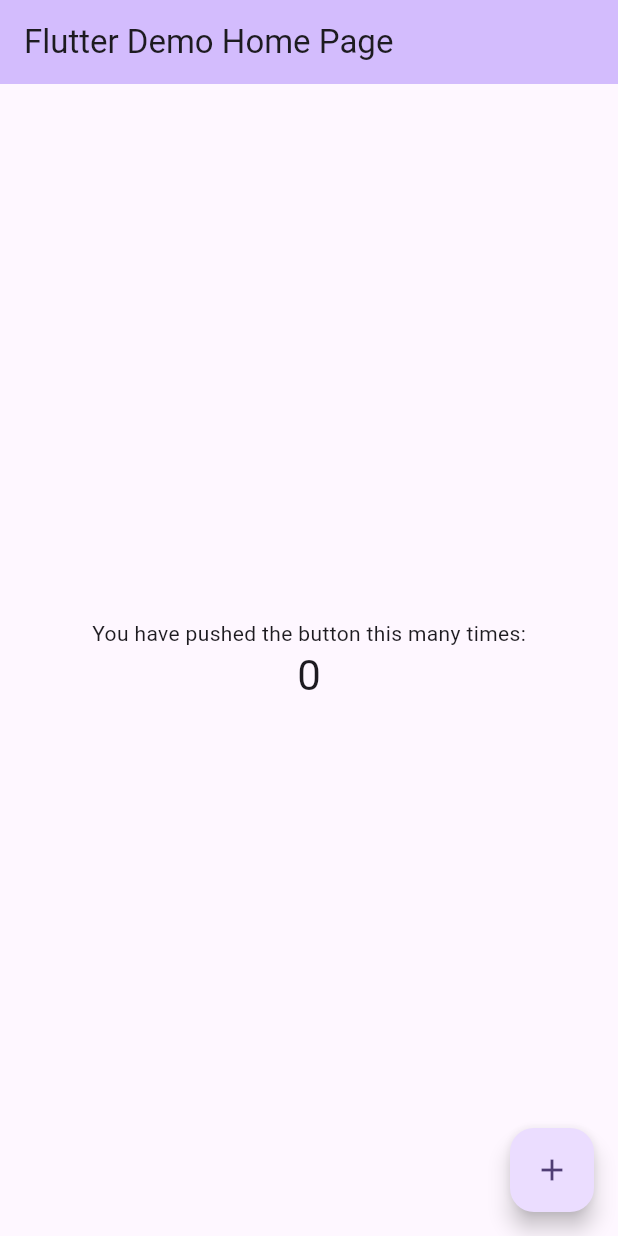
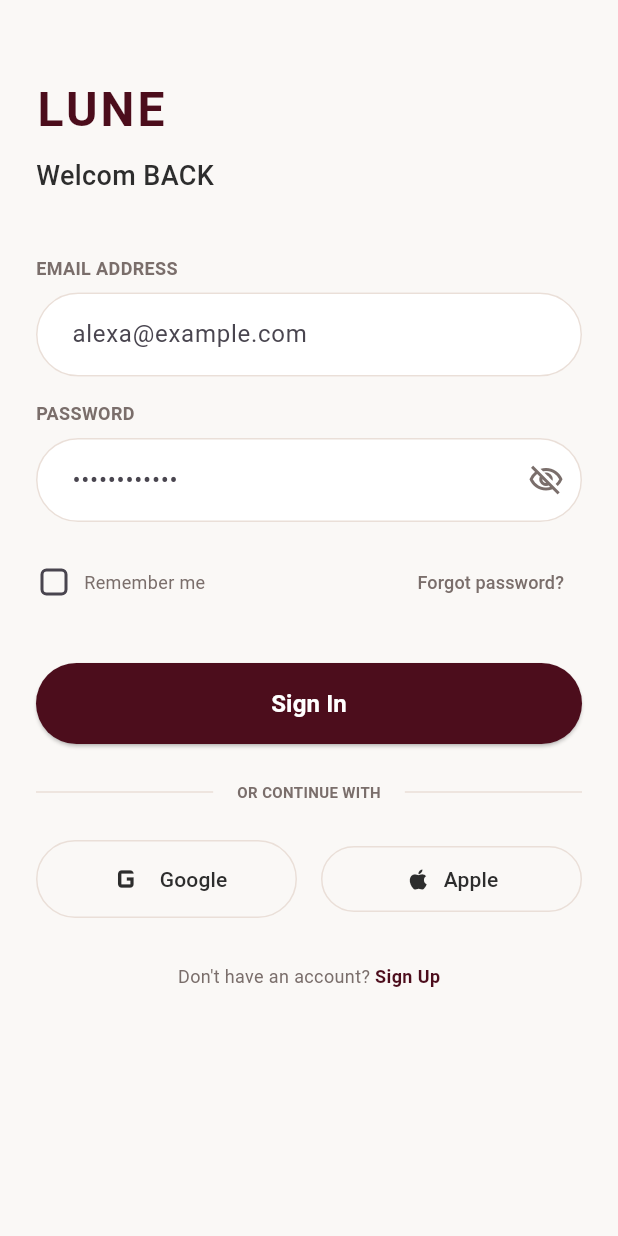
Before and after one commit to mariam292/lune-ecommerce-app, a Flutter app: the screen it shows after launch, on a phone screen of 412 x 824 dp. Run offline on Flutter 3.47's test engine with Material 3 defaults, Android fonts, the light colour scheme and no system bars.

Commit message:
Update main.dart to load LoginScreen

```diff
--- a/lib/features/authentications/presentation/screens/login_screen.dart
+++ b/lib/features/authentications/presentation/screens/login_screen.dart
@@ -0,0 +1,246 @@
+import 'package:flutter/material.dart';
+import '../../../../core/app_colors.dart';
+import '../widgets/custom_text_field.dart';
+class LoginScreen extends StatefulWidget {
+  const LoginScreen({super.key});
+
+  @override
+  State<LoginScreen> createState() => _LoginScreenState();
+}
+
+class _LoginScreenState extends State<LoginScreen> {
+  bool remember = false;
+  bool isPasswordHidden = true;
+
+  @override
+  Widget build(BuildContext context) {
+    return Scaffold(
+      backgroundColor: AppColors.backGroundColor,
+      body: SafeArea(
+        child: SingleChildScrollView(
+          padding: const EdgeInsets.symmetric(horizontal: 24, vertical: 20),
+          child: Column(
+            crossAxisAlignment: CrossAxisAlignment.start,
+            children: [
+              const SizedBox(height: 30),
+              const Text(
+                'LUNE',
+                style: TextStyle(
+                  fontSize: 32,
+                  fontWeight: FontWeight.bold,
+                  color: AppColors.primaryColor,
+                  letterSpacing: 2,
+                ),
+              ),
+              const SizedBox(height: 8),
+              const Text(
+                'Welcom BACK',
+                style: TextStyle(
+                  fontSize: 18,
+                  fontWeight: FontWeight.w500,
+                  color: AppColors.blackColor,
+                ),
+              ),
+              const SizedBox(height: 40),
+
+              // استخدام الـ Custom Widget للإيميل
+              CustomTextField(
+                label: 'EMAIL ADDRESS',
+                hintText: 'alexa@example.com',
+              ),
+
+              const SizedBox(height: 16),
+
+              // استخدام الـ Custom Widget للباسورد
+              CustomTextField(
+                label: 'PASSWORD',
+                hintText: '••••••••••••',
+                isPassword: true,
+                isPasswordHidden: isPasswordHidden,
+                onSuffixTap: () {
+                  setState(() {
+                    isPasswordHidden = !isPasswordHidden;
+                  });
+                },
+              ),
+
+              const SizedBox(height: 16),
+
+              // صف تذكرني وفلست كلمة المرور
+              Row(
+                mainAxisAlignment: MainAxisAlignment.spaceBetween,
+                children: [
+                  Row(
+                    children: [
+                      SizedBox(
+                        height: 24,
+                        width: 24,
+                        child: Checkbox(
+                          value: remember,
+                          onChanged: (value) {
+                            setState(() {
+                              remember = value!;
+                            });
+                          },
+                          activeColor: AppColors.primaryColor,
+                          shape: RoundedRectangleBorder(
+                            borderRadius: BorderRadius.circular(4),
+                          ),
+                        ),
+                      ),
+                      const SizedBox(width: 8),
+                      const Text(
+                        'Remember me',
+                        style: TextStyle(
+                          fontSize: 12,
+                          color: AppColors.color7A6E6B,
+                        ),
+                      ),
+                    ],
+                  ),
+                  TextButton(
+                    onPressed: () {},
+                    child: const Text(
+                      'Forgot password?',
+                      style: TextStyle(
+                        fontSize: 12,
+                        color: AppColors.color7A6E6B,
+                      ),
+                    ),
+                  ),
+                ],
+              ),
+
+              const SizedBox(height: 30),
+
+              // زرار تسجيل الدخول
+              SizedBox(
+                width: double.infinity,
+                height: 54,
+                child: ElevatedButton(
+                  onPressed: () {},
+                  style: ElevatedButton.styleFrom(
+                    backgroundColor: AppColors.primaryColor,
+                    shape: RoundedRectangleBorder(
+                      borderRadius: BorderRadius.circular(30),
+                    ),
+                  ),
+                  child: const Text(
+                    'Sign In',
+                    style: TextStyle(
+                      fontSize: 16,
+                      fontWeight: FontWeight.bold,
+                      color: AppColors.whiteColor,
+                    ),
+                  ),
+                ),
+              ),
+
+              const SizedBox(height: 24),
+
+              // الخط الفاصل OR CONTINUE WITH
+              Row(
+                children: [
+                  const Expanded(
+                    child: Divider(
+                      color: AppColors.colorEADFD8,
+                      thickness: 1,
+                    ),
+                  ),
+                  const Padding(
+                    padding: EdgeInsets.symmetric(horizontal: 16),
+                    child: Text(
+                      'OR CONTINUE WITH',
+                      style: TextStyle(
+                        fontSize: 10,
+                        fontWeight: FontWeight.bold,
+                        color: AppColors.color7A6E6B,
+                      ),
+                    ),
+                  ),
+                  const Expanded(
+                    child: Divider(
+                      color: AppColors.colorEADFD8,
+                      thickness: 1,
+                    ),
+                  ),
+                ],
+              ),
+
+              const SizedBox(height: 24),
+
+              // أزارير التواصل الاجتماعي (جوجل وأبل)
+              Row(
+                children: [
+                 Expanded(
+  child: OutlinedButton.icon(
+    onPressed: () {},
+    icon: const Icon(Icons.g_mobiledata, size: 28, color: AppColors.blackColor),
+    label: const Text(
+      'Google',
+      style: TextStyle(color: AppColors.blackColor),
+    ),
+    style: OutlinedButton.styleFrom(
+      padding: const EdgeInsets.symmetric(vertical: 12),
+      side: const BorderSide(color: AppColors.colorEADFD8),
+      shape: RoundedRectangleBorder(
+        borderRadius: BorderRadius.circular(30),
+      ),
+    ),
+  ),
+),
+
+                  const SizedBox(width: 16),
+                  Expanded(
+                    child: OutlinedButton.icon(
+                      onPressed: () {},
+                      icon: const Icon(Icons.apple, color: AppColors.blackColor),
+                      label: const Text(
+                        'Apple',
+                        style: TextStyle(color: AppColors.blackColor),
+                      ),
+                      style: OutlinedButton.styleFrom(
+                        padding: const EdgeInsets.symmetric(vertical: 12),
+                        side: const BorderSide(color: AppColors.colorEADFD8),
+                        shape: RoundedRectangleBorder(
+                          borderRadius: BorderRadius.circular(30),
+                        ),
+                      ),
+                    ),
+                  ),
+                ],
+              ),
+
+              const SizedBox(height: 30),
+
+              // رابط إنشاء حساب جديد
+              Row(
+                mainAxisAlignment: MainAxisAlignment.center,
+                children: [
+                  const Text(
+                    "Don't have an account? ",
+                    style: TextStyle(
+                      fontSize: 12,
+                      color: AppColors.color7A6E6B,
+                    ),
+                  ),
+                  GestureDetector(
+                    onTap: () {},
+                    child: const Text(
+                      'Sign Up',
+                      style: TextStyle(
+                        fontSize: 12,
+                        fontWeight: FontWeight.bold,
+                        color: AppColors.primaryColor,
+                      ),
+                    ),
+                  ),
+                ],
+              ),
+            ],
+          ),
+        ),
+      ),
+    );
+  }
+}
--- /dev/null
+++ b/lib/features/authentications/presentation/widgets/custom_text_field.dart
@@ -0,0 +1,65 @@
+import 'package:flutter/material.dart';
+import '../../../../core/app_colors.dart';
+class CustomTextField extends StatelessWidget {
+  final String label;
+  final String hintText;
+  final bool isPassword;
+  final bool isPasswordHidden;
+  final VoidCallback? onSuffixTap;
+  final TextEditingController? controller;
+
+  const CustomTextField({
+    super.key,
+    required this.label,
+    required this.hintText,
+    this.isPassword = false,
+    this.isPasswordHidden = false,
+    this.onSuffixTap,
+    this.controller,
+  });
+
+  @override
+  Widget build(BuildContext context) {
+    return Column(
+      crossAxisAlignment: CrossAxisAlignment.start,
+      children: [
+        Text(
+          label,
+          style: const TextStyle(
+            fontSize: 12,
+            fontWeight: FontWeight.bold,
+            color: AppColors.color7A6E6B,
+          ),
+        ),
+        const SizedBox(height: 8),
+        TextField(
+          controller: controller,
+          obscureText: isPassword && isPasswordHidden,
+          decoration: InputDecoration(
+            hintText: hintText,
+            filled: true,
+            fillColor: AppColors.whiteColor,
+            contentPadding: const EdgeInsets.symmetric(horizontal: 20, vertical: 16),
+            suffixIcon: isPassword
+                ? IconButton(
+                    icon: Icon(
+                      isPasswordHidden ? Icons.visibility_off_outlined : Icons.visibility_outlined,
+                      color: AppColors.color7A6E6B,
+                    ),
+                    onPressed: onSuffixTap,
+                  )
+                : null,
+            border: OutlineInputBorder(
+              borderRadius: BorderRadius.circular(30),
+              borderSide: const BorderSide(color: AppColors.colorEADFD8),
+            ),
+            enabledBorder: OutlineInputBorder(
+              borderRadius: BorderRadius.circular(30),
+              borderSide: const BorderSide(color: AppColors.colorEADFD8),
+            ),
+          ),
+        ),
+      ],
+    );
+  }
+}
--- a/lib/main.dart
+++ b/lib/main.dart
@@ -1,4 +1,5 @@
 import 'package:flutter/material.dart';
+import 'features/authentications/presentation/screens/login_screen.dart';
 
 void main() {
   runApp(const MyApp());
@@ -7,116 +8,11 @@ void main() {
 class MyApp extends StatelessWidget {
   const MyApp({super.key});
 
-  // This widget is the root of your application.
   @override
   Widget build(BuildContext context) {
-    return MaterialApp(
-      title: 'Flutter Demo',
-      theme: ThemeData(
-        // This is the theme of your application.
-        //
-        // TRY THIS: Try running your application with "flutter run". You'll see
-        // the application has a purple toolbar. Then, without quitting the app,
-        // try changing the seedColor in the colorScheme below to Colors.green
-        // and then invoke "hot reload" (save your changes or press the "hot
-        // reload" button in a Flutter-supported IDE, or press "r" if you used
-        // the command line to start the app).
-        //
-        // Notice that the counter didn't reset back to zero; the application
-        // state is not lost during the reload. To reset the state, use hot
-        // restart instead.
-        //
-        // This works for code too, not just values: Most code changes can be
-        // tested with just a hot reload.
-        colorScheme: .fromSeed(seedColor: Colors.deepPurple),
-      ),
-      home: const MyHomePage(title: 'Flutter Demo Home Page'),
+    return const MaterialApp(
+      debugShowCheckedModeBanner: false,
+      home: LoginScreen(),
     );
   }
 }
-
-class MyHomePage extends StatefulWidget {
-  const MyHomePage({super.key, required this.title});
-
-  // This widget is the home page of your application. It is stateful, meaning
-  // that it has a State object (defined below) that contains fields that affect
-  // how it looks.
-
-  // This class is the configuration for the state. It holds the values (in this
-  // case the title) provided by the parent (in this case the App widget) and
-  // used by the build method of the State. Fields in a Widget subclass are
-  // always marked "final".
-
-  final String title;
-
-  @override
-  State<MyHomePage> createState() => _MyHomePageState();
-}
-
-class _MyHomePageState extends State<MyHomePage> {
-  int _counter = 0;
-
-  void _incrementCounter() {
-    setState(() {
-      // This call to setState tells the Flutter framework that something has
-      // changed in this State, which causes it to rerun the build method below
-      // so that the display can reflect the updated values. If we changed
-      // _counter without calling setState(), then the build method would not be
-      // called again, and so nothing would appear to happen.
-      _counter++;
-    });
-  }
-
-  @override
-  Widget build(BuildContext context) {
-    // This method is rerun every time setState is called, for instance as done
-    // by the _incrementCounter method above.
-    //
-    // The Flutter framework has been optimized to make rerunning build methods
-    // fast, so that you can just rebuild anything that needs updating rather
-    // than having to individually change instances of widgets.
-    return Scaffold(
-      appBar: AppBar(
-        // TRY THIS: Try changing the color here to a specific color (to
-        // Colors.amber, perhaps?) and trigger a hot reload to see the AppBar
-        // change color while the other colors stay the same.
-        backgroundColor: Theme.of(context).colorScheme.inversePrimary,
-        // Here we take the value from the MyHomePage object that was created by
-        // the App.build method, and use it to set our appbar title.
-        title: Text(widget.title),
-      ),
-      body: Center(
-        // Center is a layout widget. It takes a single child and positions it
-        // in the middle of the parent.
-        child: Column(
-          // Column is also a layout widget. It takes a list of children and
-          // arranges them vertically. By default, it sizes itself to fit its
-          // children horizontally, and tries to be as tall as its parent.
-          //
-          // Column has various properties to control how it sizes itself and
-          // how it positions its children. Here we use mainAxisAlignment to
-          // center the children vertically; the main axis here is the vertical
-          // axis because Columns are vertical (the cross axis would be
-          // horizontal).
-          //
-          // TRY THIS: Invoke "debug painting" (choose the "Toggle Debug Paint"
-          // action in the IDE, or press "p" in the console), to see the
-          // wireframe for each widget.
-          mainAxisAlignment: .center,
-          children: [
-            const Text('You have pushed the button this many times:'),
-            Text(
-              '$_counter',
-              style: Theme.of(context).textTheme.headlineMedium,
-            ),
-          ],
-        ),
-      ),
-      floatingActionButton: FloatingActionButton(
-        onPressed: _incrementCounter,
-        tooltip: 'Increment',
-        child: const Icon(Icons.add),
-      ),
-    );
-  }
-}
```
Also changed, not shown: analysis_options.yaml (+9 -0 lines), pubspec.lock, 7 other files.
